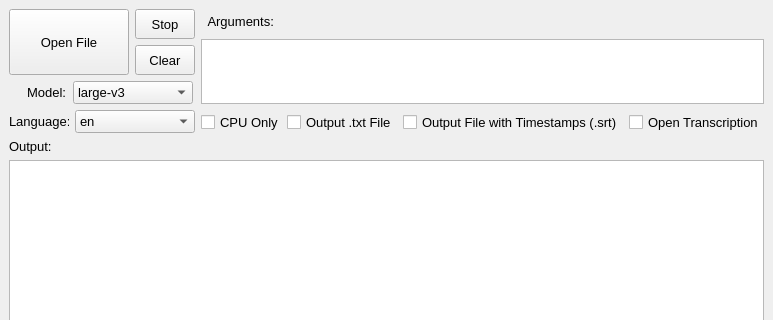
Qt form mainwindow.ui (mehtabmahir/easy-whisper-ui) before a commit; both pictures show x 0 to 773 and y 0 to 320 of the 773 by 564 pixel window.
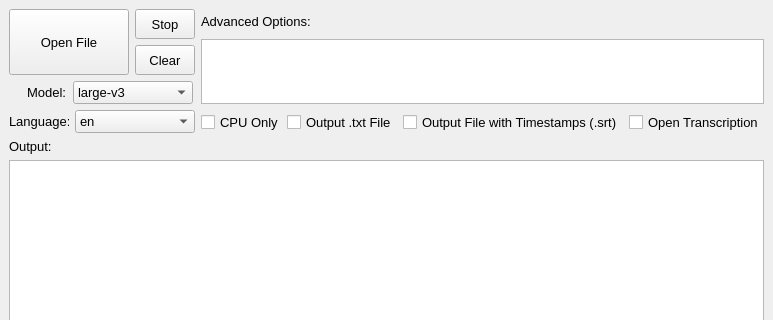
The same form after that commit.

Commit message: Update label from "Arguments:" to "Advanced Options:" in main window UI

```diff
--- a/mainwindow.ui
+++ b/mainwindow.ui
@@ -105,7 +105,7 @@
          </size>
         </property>
         <property name="text">
-         <string>  Arguments:</string>
+         <string>Advanced Options:</string>
         </property>
        </widget>
       </item>
```
